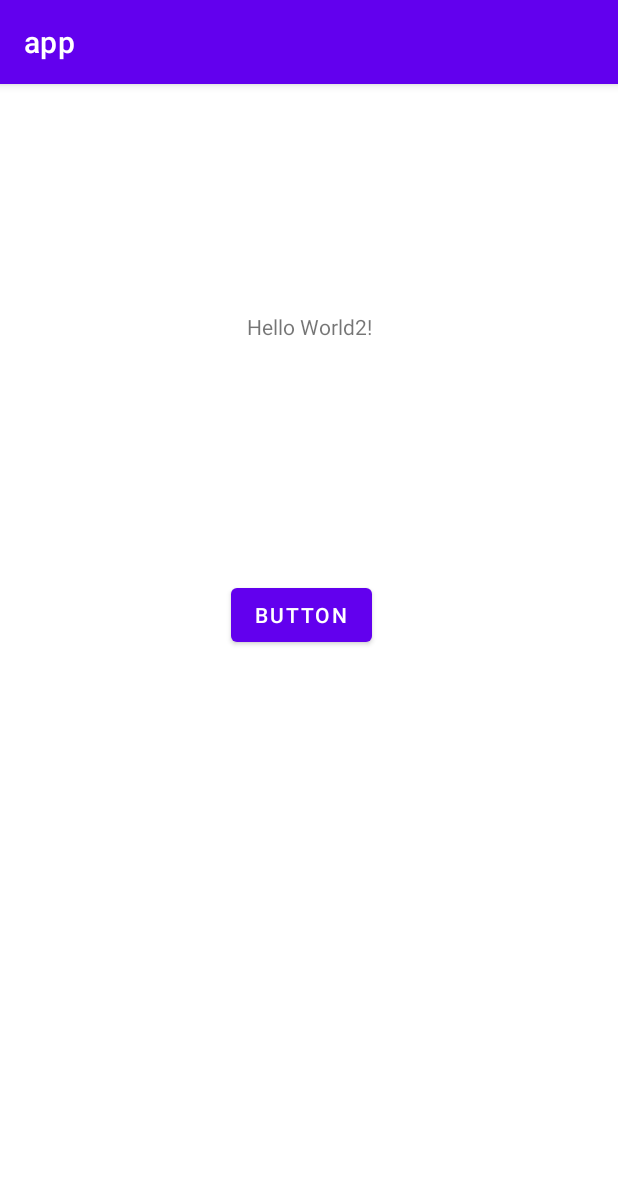
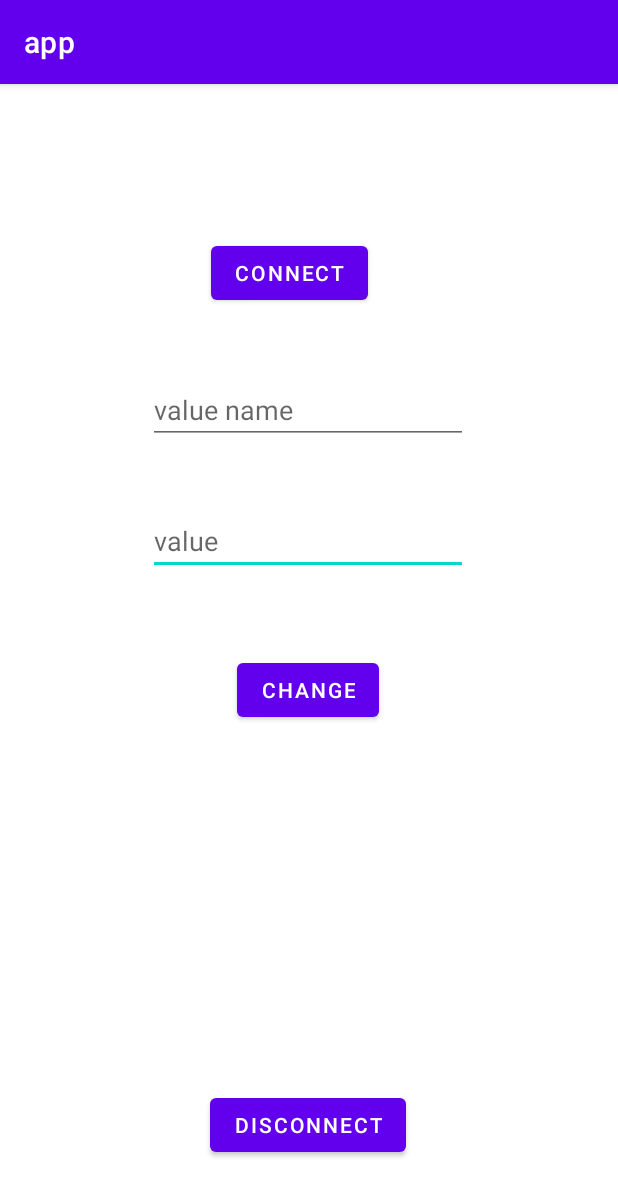
Before and after one commit to kobimiz/flightgear-controller-app, an Android app: the screen it shows after launch (MainActivity), on a phone screen of 412 x 824 dp. Shown: the top 1196 px of the screen. Run offline under Robolectric (Android 15) with nearby library versions, the phone set to English and light mode, and no system bars.

```diff
--- a/app/src/main/res/layout/activity_main.xml
+++ b/app/src/main/res/layout/activity_main.xml
@@ -6,27 +6,68 @@
     android:layout_height="match_parent"
     tools:context=".MainActivity">
 
-    <TextView
-        android:id="@+id/helloWorldLabel"
+    <Button
+        android:id="@+id/change"
         android:layout_width="wrap_content"
         android:layout_height="wrap_content"
-        android:text="Hello World2!"
+        android:text="change"
         app:layout_constraintBottom_toBottomOf="parent"
-        app:layout_constraintLeft_toLeftOf="parent"
-        app:layout_constraintRight_toRightOf="parent"
+        app:layout_constraintEnd_toEndOf="parent"
+        app:layout_constraintHorizontal_bias="0.498"
+        app:layout_constraintStart_toStartOf="parent"
         app:layout_constraintTop_toTopOf="parent"
-        app:layout_constraintVertical_bias="0.203" />
+        app:layout_constraintVertical_bias="0.528" />
 
     <Button
-        android:id="@+id/button"
+        android:id="@+id/connect"
         android:layout_width="wrap_content"
         android:layout_height="wrap_content"
-        android:text="Button"
+        android:text="connect"
         app:layout_constraintBottom_toBottomOf="parent"
         app:layout_constraintEnd_toEndOf="parent"
-        app:layout_constraintHorizontal_bias="0.485"
+        app:layout_constraintHorizontal_bias="0.457"
         app:layout_constraintStart_toStartOf="parent"
         app:layout_constraintTop_toTopOf="parent"
-        app:layout_constraintVertical_bias="0.458" />
+        app:layout_constraintVertical_bias="0.142" />
+
+    <Button
+        android:id="@+id/disconnect"
+        android:layout_width="wrap_content"
+        android:layout_height="wrap_content"
+        android:text="disconnect"
+        app:layout_constraintBottom_toBottomOf="parent"
+        app:layout_constraintEnd_toEndOf="parent"
+        app:layout_constraintHorizontal_bias="0.498"
+        app:layout_constraintStart_toStartOf="parent"
+        app:layout_constraintTop_toTopOf="parent"
+        app:layout_constraintVertical_bias="0.931" />
+
+    <EditText
+        android:id="@+id/valuetext"
+        android:layout_width="wrap_content"
+        android:layout_height="wrap_content"
+        android:ems="10"
+        android:inputType="textPersonName"
+        android:hint="value"
+        app:layout_constraintBottom_toBottomOf="parent"
+        app:layout_constraintEnd_toEndOf="parent"
+        app:layout_constraintHorizontal_bias="0.497"
+        app:layout_constraintStart_toStartOf="parent"
+        app:layout_constraintTop_toTopOf="parent"
+        app:layout_constraintVertical_bias="0.39" />
+
+    <EditText
+        android:id="@+id/valuenametext"
+        android:layout_width="wrap_content"
+        android:layout_height="wrap_content"
+        android:ems="10"
+        android:inputType="textPersonName"
+        android:hint="value name"
+        app:layout_constraintBottom_toBottomOf="parent"
+        app:layout_constraintEnd_toEndOf="parent"
+        app:layout_constraintHorizontal_bias="0.497"
+        app:layout_constraintStart_toStartOf="parent"
+        app:layout_constraintTop_toTopOf="parent"
+        app:layout_constraintVertical_bias="0.269" />
 
 </androidx.constraintlayout.widget.ConstraintLayout>
```
Also changed, not shown: app/src/main/java/com/example/app/MainActivity.kt (+65 -56 lines).
